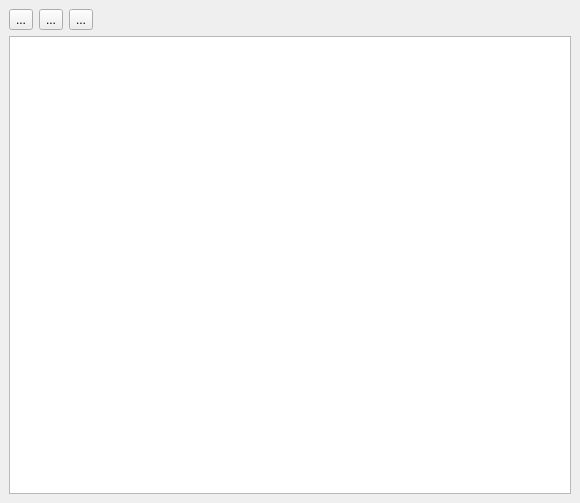
Qt form branches/split/grafity/resources/worksheet.ui (BackupTheBerlios/grafity-svn) before a commit.
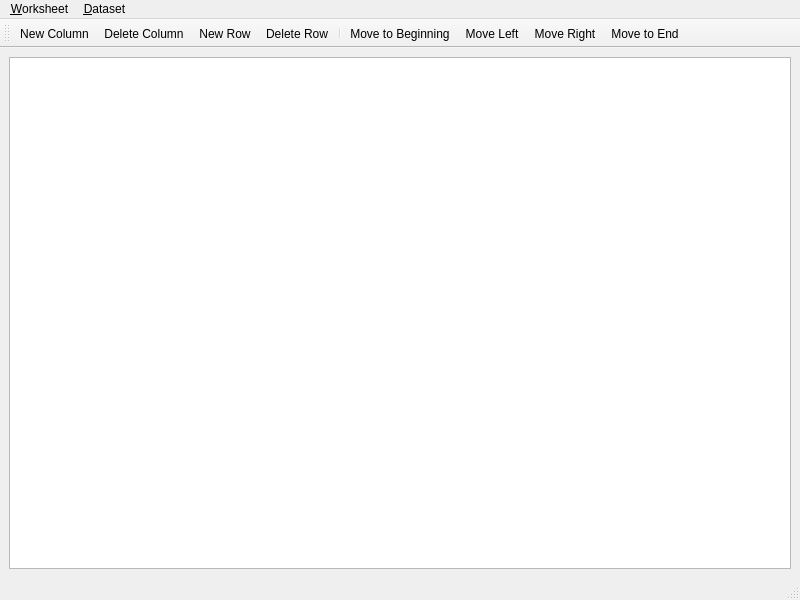
The same form after that commit. Icons and pictures are not drawn.

Patch:
```diff
--- a/branches/split/grafity/resources/worksheet.ui
+++ b/branches/split/grafity/resources/worksheet.ui
@@ -2,74 +2,157 @@
  <author></author>
  <comment></comment>
  <exportmacro></exportmacro>
- <class>Form</class>
- <widget class="QWidget" name="Form" >
+ <class>MainWindow</class>
+ <widget class="QMainWindow" name="MainWindow" >
   <property name="geometry" >
    <rect>
     <x>0</x>
     <y>0</y>
-    <width>580</width>
-    <height>503</height>
+    <width>800</width>
+    <height>600</height>
    </rect>
   </property>
   <property name="windowTitle" >
    <string>Form</string>
   </property>
-  <layout class="QVBoxLayout" >
-   <property name="margin" >
-    <number>9</number>
+  <widget class="QWidget" name="centralwidget" >
+   <layout class="QHBoxLayout" >
+    <property name="margin" >
+     <number>9</number>
+    </property>
+    <property name="spacing" >
+     <number>6</number>
+    </property>
+    <item>
+     <widget class="QTableView" name="table" >
+      <property name="gridStyle" >
+       <enum>Qt::DotLine</enum>
+      </property>
+     </widget>
+    </item>
+   </layout>
+  </widget>
+  <widget class="QMenuBar" name="menubar" >
+   <property name="geometry" >
+    <rect>
+     <x>0</x>
+     <y>0</y>
+     <width>800</width>
+     <height>29</height>
+    </rect>
    </property>
-   <property name="spacing" >
-    <number>6</number>
+   <widget class="QMenu" name="menu_Dataset" >
+    <property name="title" >
+     <string>&amp;Dataset</string>
+    </property>
+   </widget>
+   <widget class="QMenu" name="menu_Worksheet" >
+    <property name="title" >
+     <string>&amp;Worksheet</string>
+    </property>
+   </widget>
+   <addaction name="menu_Worksheet" />
+   <addaction name="menu_Dataset" />
+  </widget>
+  <widget class="QStatusBar" name="statusbar" >
+   <property name="geometry" >
+    <rect>
+     <x>0</x>
+     <y>578</y>
+     <width>800</width>
+     <height>22</height>
+    </rect>
    </property>
-   <item>
-    <layout class="QHBoxLayout" >
-     <property name="margin" >
-      <number>0</number>
-     </property>
-     <property name="spacing" >
-      <number>6</number>
-     </property>
-     <item>
-      <widget class="QToolButton" name="toolButton" >
-       <property name="text" >
-        <string>...</string>
-       </property>
-      </widget>
-     </item>
-     <item>
-      <widget class="QToolButton" name="toolButton_2" >
-       <property name="text" >
-        <string>...</string>
-       </property>
-      </widget>
-     </item>
-     <item>
-      <widget class="QToolButton" name="toolButton_3" >
-       <property name="text" >
-        <string>...</string>
-       </property>
-      </widget>
-     </item>
-     <item>
-      <spacer>
-       <property name="orientation" >
-        <enum>Qt::Horizontal</enum>
-       </property>
-       <property name="sizeHint" >
-        <size>
-         <width>40</width>
-         <height>20</height>
-        </size>
-       </property>
-      </spacer>
-     </item>
-    </layout>
-   </item>
-   <item>
-    <widget class="QTableView" name="table" />
-   </item>
-  </layout>
+  </widget>
+  <widget class="QToolBar" name="toolBar" >
+   <property name="orientation" >
+    <enum>Qt::Horizontal</enum>
+   </property>
+   <attribute name="toolBarArea" >
+    <number>4</number>
+   </attribute>
+   <addaction name="actionNew_Column" />
+   <addaction name="actionDelete_Column" />
+   <addaction name="actionNew_Row" />
+   <addaction name="actionDelete_Row" />
+   <addaction name="separator" />
+   <addaction name="actionMove_to_Beginning" />
+   <addaction name="actionMove_Left" />
+   <addaction name="actionMove_Right" />
+   <addaction name="actionMove_to_End" />
+  </widget>
+  <action name="actionNew_Column" >
+   <property name="icon" >
+    <iconset>images/new/worksheet/new-column.png</iconset>
+   </property>
+   <property name="text" >
+    <string>New Column</string>
+   </property>
+  </action>
+  <action name="actionDelete_Column" >
+   <property name="icon" >
+    <iconset>images/new/worksheet/delete-column.png</iconset>
+   </property>
+   <property name="text" >
+    <string>Delete Column</string>
+   </property>
+  </action>
+  <action name="actionNew_Row" >
+   <property name="icon" >
+    <iconset>images/new/worksheet/new-row.png</iconset>
+   </property>
+   <property name="text" >
+    <string>New Row</string>
+   </property>
+  </action>
+  <action name="actionDelete_Row" >
+   <property name="icon" >
+    <iconset>images/new/worksheet/delete-row.png</iconset>
+   </property>
+   <property name="text" >
+    <string>Delete Row</string>
+   </property>
+  </action>
+  <action name="actionMove_to_Beginning" >
+   <property name="icon" >
+    <iconset>images/new/worksheet/first.png</iconset>
+   </property>
+   <property name="text" >
+    <string>Move to Beginning</string>
+   </property>
+  </action>
+  <action name="actionMove_Left" >
+   <property name="icon" >
+    <iconset>images/new/worksheet/left.png</iconset>
+   </property>
+   <property name="text" >
+    <string>Move Left</string>
+   </property>
+  </action>
+  <action name="actionMove_Right" >
+   <property name="icon" >
+    <iconset>images/new/worksheet/right.png</iconset>
+   </property>
+   <property name="text" >
+    <string>Move Right</string>
+   </property>
+  </action>
+  <action name="actionMove_to_End" >
+   <property name="icon" >
+    <iconset>images/new/worksheet/last.png</iconset>
+   </property>
+   <property name="text" >
+    <string>Move to End</string>
+   </property>
+  </action>
+  <action name="actionTranspose" >
+   <property name="icon" >
+    <iconset>images/new/worksheet/transpose.png</iconset>
+   </property>
+   <property name="text" >
+    <string>Transpose</string>
+   </property>
+  </action>
  </widget>
  <pixmapfunction></pixmapfunction>
  <resources/>
```
Left out of the diff: 2 changed lines with no effect on the pictures.
